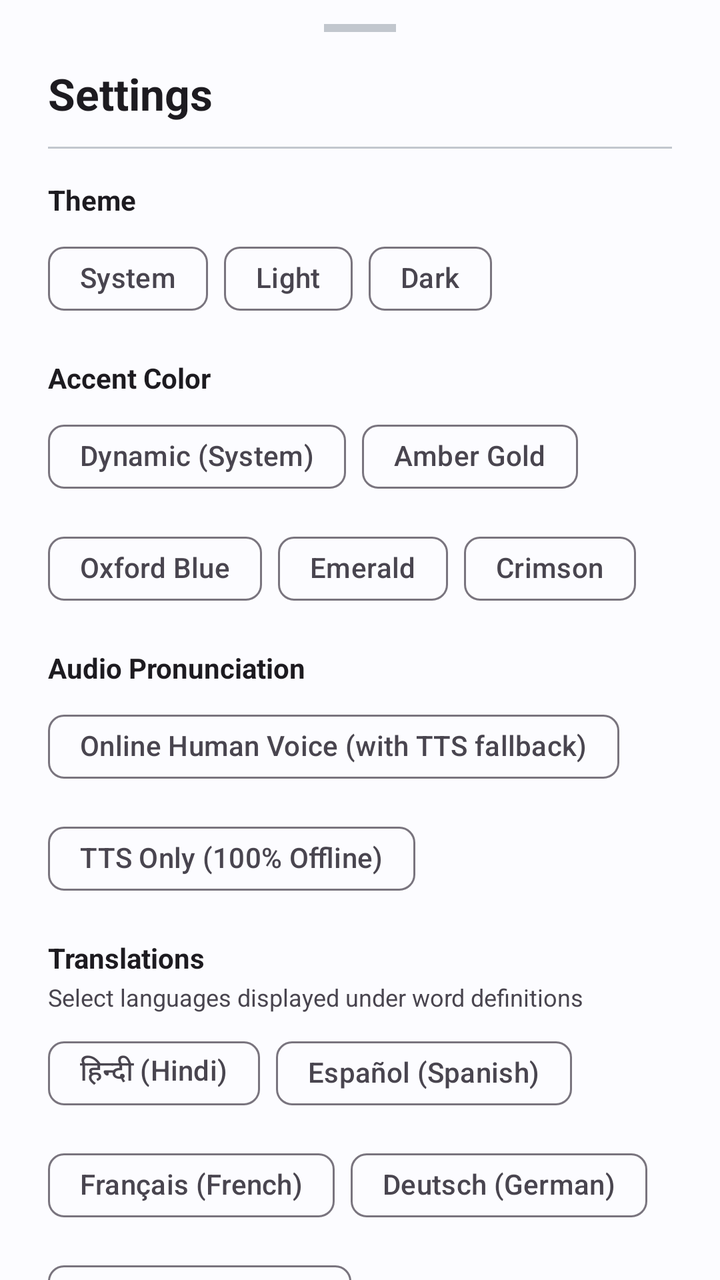
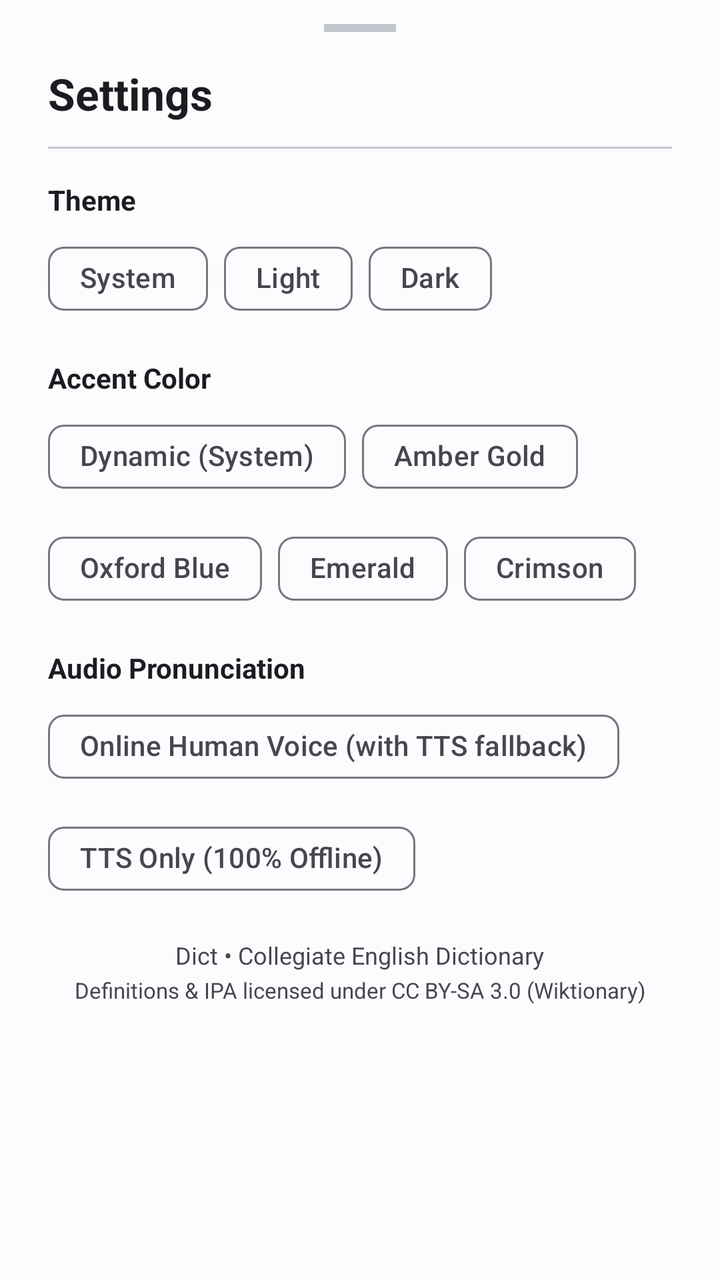

Screens rendered from an Android XML layout before and after an edit, with the pre-edit source and the edit as a unified diff.
<!-- AndroidManifest.xml: application theme Theme.Dict -->
<!-- res/layout/dialog_settings.xml -->
<?xml version="1.0" encoding="utf-8"?>
<androidx.core.widget.NestedScrollView xmlns:android="http://schemas.android.com/apk/res/android"
    xmlns:app="http://schemas.android.com/apk/res-auto"
    android:layout_width="match_parent"
    android:layout_height="wrap_content"
    android:background="?android:attr/colorBackground"
    android:overScrollMode="never">

    <LinearLayout
        android:layout_width="match_parent"
        android:layout_height="wrap_content"
        android:orientation="vertical"
        android:paddingStart="24dp"
        android:paddingTop="12dp"
        android:paddingEnd="24dp"
        android:paddingBottom="32dp">

        
        <View
            android:layout_width="36dp"
            android:layout_height="4dp"
            android:layout_gravity="center_horizontal"
            android:layout_marginBottom="16dp"
            android:background="?attr/colorOutlineVariant" />

        
        <TextView
            android:layout_width="wrap_content"
            android:layout_height="wrap_content"
            android:text="Settings"
            android:textColor="?android:attr/textColorPrimary"
            android:textSize="22sp"
            android:textStyle="bold" />

        
        <View
            android:layout_width="match_parent"
            android:layout_height="1dp"
            android:layout_marginTop="12dp"
            android:layout_marginBottom="16dp"
            android:background="?attr/colorOutlineVariant" />

        
        <TextView
            android:layout_width="wrap_content"
            android:layout_height="wrap_content"
            android:text="Theme"
            android:textColor="?android:attr/textColorPrimary"
            android:textSize="14sp"
            android:textStyle="bold" />

        <com.google.android.material.chip.ChipGroup
            android:id="@+id/chipGroupTheme"
            android:layout_width="match_parent"
            android:layout_height="wrap_content"
            android:layout_marginTop="6dp"
            android:layout_marginBottom="16dp"
            app:singleSelection="true">

            <com.google.android.material.chip.Chip
                android:id="@+id/chipThemeSystem"
                style="@style/Widget.Material3.Chip.Filter"
                android:layout_width="wrap_content"
                android:layout_height="wrap_content"
                android:text="System" />

            <com.google.android.material.chip.Chip
                android:id="@+id/chipThemeLight"
                style="@style/Widget.Material3.Chip.Filter"
                android:layout_width="wrap_content"
                android:layout_height="wrap_content"
                android:text="Light" />

            <com.google.android.material.chip.Chip
                android:id="@+id/chipThemeDark"
                style="@style/Widget.Material3.Chip.Filter"
                android:layout_width="wrap_content"
                android:layout_height="wrap_content"
                android:text="Dark" />

        </com.google.android.material.chip.ChipGroup>

        
        <TextView
            android:layout_width="wrap_content"
            android:layout_height="wrap_content"
            android:text="Accent Color"
            android:textColor="?android:attr/textColorPrimary"
            android:textSize="14sp"
            android:textStyle="bold" />

        <com.google.android.material.chip.ChipGroup
            android:id="@+id/chipGroupAccent"
            android:layout_width="match_parent"
            android:layout_height="wrap_content"
            android:layout_marginTop="6dp"
            android:layout_marginBottom="16dp"
            app:singleSelection="true">

            <com.google.android.material.chip.Chip
                android:id="@+id/chipAccentDynamic"
                style="@style/Widget.Material3.Chip.Filter"
                android:layout_width="wrap_content"
                android:layout_height="wrap_content"
                android:text="Dynamic (System)" />

            <com.google.android.material.chip.Chip
                android:id="@+id/chipAccentAmber"
                style="@style/Widget.Material3.Chip.Filter"
                android:layout_width="wrap_content"
                android:layout_height="wrap_content"
                android:text="Amber Gold" />

            <com.google.android.material.chip.Chip
                android:id="@+id/chipAccentBlue"
                style="@style/Widget.Material3.Chip.Filter"
                android:layout_width="wrap_content"
                android:layout_height="wrap_content"
                android:text="Oxford Blue" />

            <com.google.android.material.chip.Chip
                android:id="@+id/chipAccentEmerald"
                style="@style/Widget.Material3.Chip.Filter"
                android:layout_width="wrap_content"
                android:layout_height="wrap_content"
                android:text="Emerald" />

            <com.google.android.material.chip.Chip
                android:id="@+id/chipAccentCrimson"
                style="@style/Widget.Material3.Chip.Filter"
                android:layout_width="wrap_content"
                android:layout_height="wrap_content"
                android:text="Crimson" />

        </com.google.android.material.chip.ChipGroup>

        
        <TextView
            android:layout_width="wrap_content"
            android:layout_height="wrap_content"
            android:text="Audio Pronunciation"
            android:textColor="?android:attr/textColorPrimary"
            android:textSize="14sp"
            android:textStyle="bold" />

        <com.google.android.material.chip.ChipGroup
            android:id="@+id/chipGroupAudio"
            android:layout_width="match_parent"
            android:layout_height="wrap_content"
            android:layout_marginTop="6dp"
            android:layout_marginBottom="16dp"
            app:singleSelection="true">

            <com.google.android.material.chip.Chip
                android:id="@+id/chipAudioHuman"
                style="@style/Widget.Material3.Chip.Filter"
                android:layout_width="wrap_content"
                android:layout_height="wrap_content"
                android:text="Online Human Voice (with TTS fallback)" />

            <com.google.android.material.chip.Chip
                android:id="@+id/chipAudioTts"
                style="@style/Widget.Material3.Chip.Filter"
                android:layout_width="wrap_content"
                android:layout_height="wrap_content"
                android:text="TTS Only (100% Offline)" />

        </com.google.android.material.chip.ChipGroup>

        
        <TextView
            android:layout_width="wrap_content"
            android:layout_height="wrap_content"
            android:text="Translations"
            android:textColor="?android:attr/textColorPrimary"
            android:textSize="14sp"
            android:textStyle="bold" />

        <TextView
            android:layout_width="wrap_content"
            android:layout_height="wrap_content"
            android:layout_marginTop="2dp"
            android:text="Select languages displayed under word definitions"
            android:textColor="?android:attr/textColorSecondary"
            android:textSize="12sp" />

        <com.google.android.material.chip.ChipGroup
            android:id="@+id/chipGroupLangs"
            android:layout_width="match_parent"
            android:layout_height="wrap_content"
            android:layout_marginTop="6dp"
            android:layout_marginBottom="24dp">

            <com.google.android.material.chip.Chip
                android:id="@+id/chipLangHi"
                style="@style/Widget.Material3.Chip.Filter"
                android:layout_width="wrap_content"
                android:layout_height="wrap_content"
                android:text="हिन्दी (Hindi)" />

            <com.google.android.material.chip.Chip
                android:id="@+id/chipLangEs"
                style="@style/Widget.Material3.Chip.Filter"
                android:layout_width="wrap_content"
                android:layout_height="wrap_content"
                android:text="Español (Spanish)" />

            <com.google.android.material.chip.Chip
                android:id="@+id/chipLangFr"
                style="@style/Widget.Material3.Chip.Filter"
                android:layout_width="wrap_content"
                android:layout_height="wrap_content"
                android:text="Français (French)" />

            <com.google.android.material.chip.Chip
                android:id="@+id/chipLangDe"
                style="@style/Widget.Material3.Chip.Filter"
                android:layout_width="wrap_content"
                android:layout_height="wrap_content"
                android:text="Deutsch (German)" />

            <com.google.android.material.chip.Chip
                android:id="@+id/chipLangRu"
                style="@style/Widget.Material3.Chip.Filter"
                android:layout_width="wrap_content"
                android:layout_height="wrap_content"
                android:text="Русский (Russian)" />

        </com.google.android.material.chip.ChipGroup>

        
        <TextView
            android:layout_width="wrap_content"
            android:layout_height="wrap_content"
            android:layout_gravity="center_horizontal"
            android:text="Dict • Collegiate English Dictionary"
            android:textColor="?android:attr/textColorSecondary"
            android:textSize="12sp" />

        <TextView
            android:layout_width="wrap_content"
            android:layout_height="wrap_content"
            android:layout_gravity="center_horizontal"
            android:layout_marginTop="2dp"
            android:text="Definitions &amp; IPA licensed under CC BY-SA 3.0 (Wiktionary)"
            android:textColor="?android:attr/textColorSecondary"
            android:textSize="11sp" />

    </LinearLayout>

</androidx.core.widget.NestedScrollView>
<!-- resources referenced by this layout -->
<resources>
  <style name="Theme.Dict" parent="Theme.Material3.DayNight.NoActionBar">
          <item name="colorPrimary">@color/md_theme_light_primary</item>
          <item name="colorOnPrimary">@color/md_theme_light_onPrimary</item>
          <item name="colorPrimaryContainer">@color/md_theme_light_primaryContainer</item>
          <item name="colorOnPrimaryContainer">@color/md_theme_light_onPrimaryContainer</item>
          <item name="colorSecondary">@color/md_theme_light_secondary</item>
          <item name="colorSecondaryContainer">@color/md_theme_light_secondaryContainer</item>
          <item name="android:colorBackground">@color/md_theme_light_background</item>
          <item name="colorSurface">@color/md_theme_light_surface</item>
          <item name="colorOnSurface">@color/md_theme_light_onSurface</item>
          <item name="colorOutlineVariant">@color/md_theme_light_outlineVariant</item>
      </style>
  <color name="md_theme_light_primary">#006495</color>
  <color name="md_theme_light_onPrimary">#FFFFFF</color>
  <color name="md_theme_light_primaryContainer">#CBE6FF</color>
  <color name="md_theme_light_onPrimaryContainer">#001E30</color>
  <color name="md_theme_light_secondary">#50606E</color>
  <color name="md_theme_light_secondaryContainer">#D3E5F5</color>
  <color name="md_theme_light_background">#FCFCFF</color>
  <color name="md_theme_light_surface">#FCFCFF</color>
  <color name="md_theme_light_onSurface">#191C1E</color>
  <color name="md_theme_light_outlineVariant">#C2C7CE</color>
</resources>

<!-- the commit's change to res/layout/dialog_settings.xml (unified diff, before → after) -->
@@ -171,67 +171,6 @@
         <TextView
             android:layout_width="wrap_content"
             android:layout_height="wrap_content"
-            android:text="Translations"
-            android:textColor="?android:attr/textColorPrimary"
-            android:textSize="14sp"
-            android:textStyle="bold" />
-
-        <TextView
-            android:layout_width="wrap_content"
-            android:layout_height="wrap_content"
-            android:layout_marginTop="2dp"
-            android:text="Select languages displayed under word definitions"
-            android:textColor="?android:attr/textColorSecondary"
-            android:textSize="12sp" />
-
-        <com.google.android.material.chip.ChipGroup
-            android:id="@+id/chipGroupLangs"
-            android:layout_width="match_parent"
-            android:layout_height="wrap_content"
-            android:layout_marginTop="6dp"
-            android:layout_marginBottom="24dp">
-
-            <com.google.android.material.chip.Chip
-                android:id="@+id/chipLangHi"
-                style="@style/Widget.Material3.Chip.Filter"
-                android:layout_width="wrap_content"
-                android:layout_height="wrap_content"
-                android:text="हिन्दी (Hindi)" />
-
-            <com.google.android.material.chip.Chip
-                android:id="@+id/chipLangEs"
-                style="@style/Widget.Material3.Chip.Filter"
-                android:layout_width="wrap_content"
-                android:layout_height="wrap_content"
-                android:text="Español (Spanish)" />
-
-            <com.google.android.material.chip.Chip
-                android:id="@+id/chipLangFr"
-                style="@style/Widget.Material3.Chip.Filter"
-                android:layout_width="wrap_content"
-                android:layout_height="wrap_content"
-                android:text="Français (French)" />
-
-            <com.google.android.material.chip.Chip
-                android:id="@+id/chipLangDe"
-                style="@style/Widget.Material3.Chip.Filter"
-                android:layout_width="wrap_content"
-                android:layout_height="wrap_content"
-                android:text="Deutsch (German)" />
-
-            <com.google.android.material.chip.Chip
-                android:id="@+id/chipLangRu"
-                style="@style/Widget.Material3.Chip.Filter"
-                android:layout_width="wrap_content"
-                android:layout_height="wrap_content"
-                android:text="Русский (Russian)" />
-
-        </com.google.android.material.chip.ChipGroup>
-
-        
-        <TextView
-            android:layout_width="wrap_content"
-            android:layout_height="wrap_content"
             android:layout_gravity="center_horizontal"
             android:text="Dict • Collegiate English Dictionary"
             android:textColor="?android:attr/textColorSecondary"
